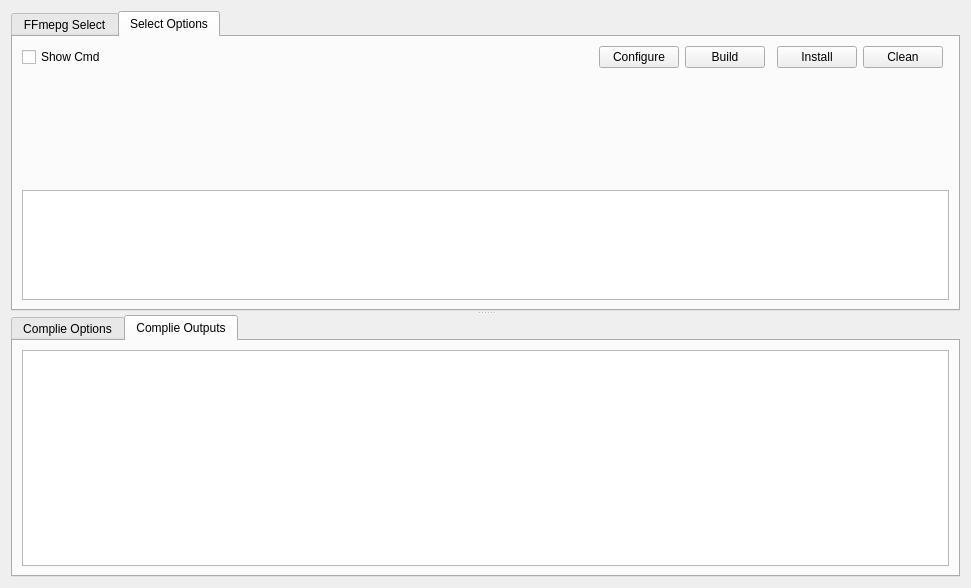
Qt form widgets/ffmpegbuildtool.ui (SunStorm2018/media-debuger) before a commit.
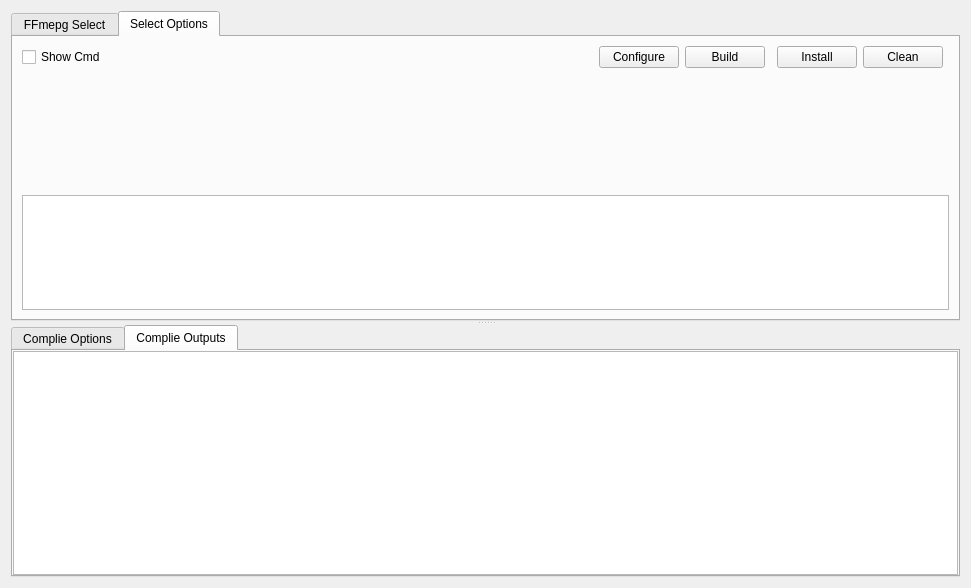
The same form after that commit. The open tabs and pages were chosen to show the change. Custom widgets are drawn as their Qt base class.

What changed in the file:
```diff
--- a/widgets/ffmpegbuildtool.ui
+++ b/widgets/ffmpegbuildtool.ui
@@ -190,6 +190,18 @@
          <string>Complie Outputs</string>
         </attribute>
         <layout class="QVBoxLayout" name="verticalLayout_3">
+         <property name="leftMargin">
+          <number>0</number>
+         </property>
+         <property name="topMargin">
+          <number>0</number>
+         </property>
+         <property name="rightMargin">
+          <number>0</number>
+         </property>
+         <property name="bottomMargin">
+          <number>0</number>
+         </property>
          <item>
           <widget class="ZTextEditor" name="complie_output_ple"/>
          </item>
@@ -202,6 +214,11 @@
   </layout>
  </widget>
  <customwidgets>
+  <customwidget>
+   <class>ZTextEditor</class>
+   <extends>QPlainTextEdit</extends>
+   <header>common/ztexteditor.h</header>
+  </customwidget>
   <customwidget>
    <class>InfoWidgets</class>
    <extends>QWidget</extends>
@@ -214,11 +231,6 @@
    <header>widgets/tabconfigwg.h</header>
    <container>1</container>
   </customwidget>
-  <customwidget>
-   <class>ZTextEditor</class>
-   <extends>QPlainTextEdit</extends>
-   <header location="global">common/ztexteditor.h</header>
-  </customwidget>
  </customwidgets>
  <resources/>
  <connections/>
```
Left out of the diff: 14 changed lines with no effect on the pictures.
